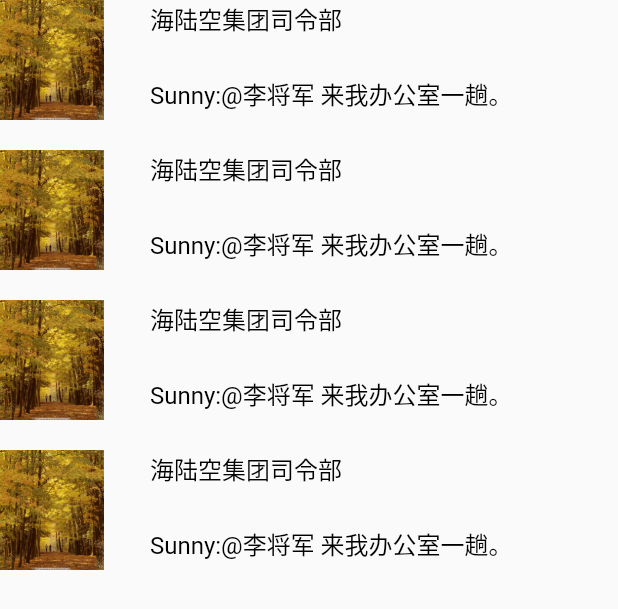
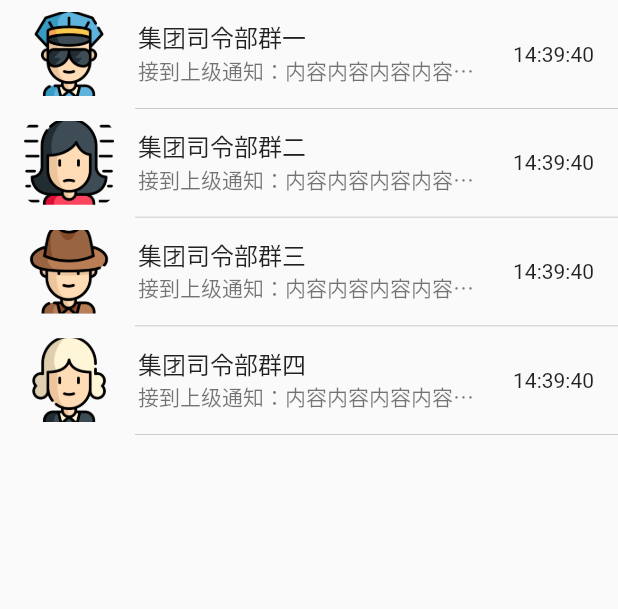
Before and after one commit to SunnyLy/flutter_sunny_demo, a Flutter app: the Chat widget shown alone on an empty page, opened directly, on a phone screen of 412 x 824 dp. Shown: the top 609 px of the screen. Run offline on Flutter 3.47's test engine with Material 2 defaults, Android fonts, the phone set to English and light mode, and no system bars; our stand-ins replace fluttertoast, shared_preferences, synchronized; accounts and stored records are empty.

```diff
--- a/lib/App.dart
+++ b/lib/App.dart
@@ -36,7 +36,7 @@ class _AppPageState extends State<AppPage> {
     var app = MaterialApp(
       //注册路由
       routes: {
-        Constants.route_main: (context) => HomePage(title: "首页"), //
+        Constants.route_main: (context) => HomePage(title: "微信"), //
         Constants.route_guider: (context) => GuiderPage(title: "引导页面")
       },
       theme: ThemeData(primaryColor: Colors.blueAccent),
--- a/lib/home/chat/chat.dart
+++ b/lib/home/chat/chat.dart
@@ -13,46 +13,79 @@ class Chat extends StatefulWidget {
 }
 
 class _ChatState extends State<Chat> {
-  static var _itemView = Container(
-      child: SizedBox(
-    width: double.infinity, //最大宽度
-    height: 100,
-    child: Stack(
+  static var _curTime = DateTime.now();
+  int _hour = _curTime.hour;
+  int _minutes = _curTime.minute;
+
+  static List _itemContentList = [
+    {
+      "icon": Res.icon1,
+      "title": "集团司令部群一",
+      "msg": "接到上级通知：内容内容内容内容内容内容内容。",
+      "time": "14:39:40"
+    },
+    {
+      "icon": Res.icon2,
+      "title": "集团司令部群二",
+      "msg": "接到上级通知：内容内容内容内容内容内容内容。",
+      "time": "14:39:40"
+    },
+    {
+      "icon": Res.icon3,
+      "title": "集团司令部群三",
+      "msg": "接到上级通知：内容内容内容内容内容内容内容。",
+      "time": "14:39:40"
+    },
+    {
+      "icon": Res.icon4,
+      "title": "集团司令部群四",
+      "msg": "接到上级通知：内容内容内容内容内容内容内容。",
+      "time": "14:39:40"
+    }
+  ];
+
+  static Widget getItemWidget(item) {
+    /// 直接用官方的Listtile来实现
+    Widget _listTile = ListTile(
+      leading: Container(
+        width: 60,
+        height: 60,
+        decoration: BoxDecoration(
+            borderRadius: BorderRadius.circular(10),
+            image: DecorationImage(
+                image: AssetImage(item["icon"]), fit: BoxFit.cover)),
+      ),
+      title: Text(item['title']),
+      subtitle: Text(
+        item['msg'],
+        overflow: TextOverflow.ellipsis,
+      ),
+      trailing: Text(item['time']), //用于展示在标题后面
+    );
+
+    return Column(
       children: <Widget>[
-        SizedBox(
-            width: 80,
-            height: 80,
-            child: Align(
-              alignment: Alignment.centerLeft,
-              child: Image.asset(Res.demo_logo),
-            ) //头像,
-            ),
-        Positioned(
-          child: Align(
-            alignment: Alignment.topLeft,
-            child: Text(
-              "海陆空集团司令部",
-              style: TextStyle(color: Colors.black, fontSize: 16),
-            ),
+        _listTile,
+        Padding(
+          padding: EdgeInsets.fromLTRB(90, 0, 0, 0),
+          child: Container(
+            width: double.infinity,
+            height: 0.5,
+            color: Colors.grey[400],
           ),
-          left: 100,
-        ), //昵称
-        Positioned(
-            left: 100,
-            top: 50,
-            child: Align(
-              alignment: Alignment.bottomLeft,
-              child: Text("Sunny:@李将军 来我办公室一趟。",
-                  style: TextStyle(color: Colors.black, fontSize: 16)),
-            )), //消息
+        )
       ],
-    ),
-  )); //子项布局
-  var _simpleLV = ListView(
-    children: <Widget>[_itemView, _itemView, _itemView, _itemView],
-  ); //简单的Listview,适用于已知item个数的列表
+    );
+  }
+
+  Widget _buildLV = ListView.builder(
+      itemCount: _itemContentList.length,
+      itemBuilder: (buildContext, index) {
+        return getItemWidget(_itemContentList[index]);
+      });
+
   @override
   Widget build(BuildContext context) {
-    return Container(child: _simpleLV);
+    return Container(child: _buildLV);
   }
 }
--- a/lib/res.dart
+++ b/lib/res.dart
@@ -1,6 +1,11 @@
-/// Generated by AssetsRefGenerator on 2020/05/04
+/// Generated by AssetsRefGenerator on 2020/05/13
 class Res {
+  static const String def_icon = "images/def_icon.png";
   static const String demo_logo = "images/demo_logo.png";
+  static const String icon1 = "images/icon1.png";
+  static const String icon2 = "images/icon2.png";
+  static const String icon3 = "images/icon3.png";
+  static const String icon4 = "images/icon4.png";
   static const String icon_connect = "images/icon_connect.png";
   static const String icon_connect_selected = "images/icon_connect_selected.png";
   static const String icon_found = "images/icon_found.png";
@@ -9,6 +14,5 @@ class Res {
   static const String icon_mine_selected = "images/icon_mine_selected.png";
   static const String icon_wechat = "images/icon_wechat.png";
   static const String icon_wechat_selected = "images/icon_wechat_selected.png";
-  static const String iconfont = "images/iconfont.ttf";
   static const String splash_bg = "images/splash_bg.png";
 }
```
Also changed, not shown: lib/home/home.dart (+62 -49 lines), pubspec.yaml (+8 -1 lines), font/appbar_iconfont.ttf (added), images/icon1.png (added), images/icon2.png (added), images/icon3.png (added), images/icon4.png (added).
